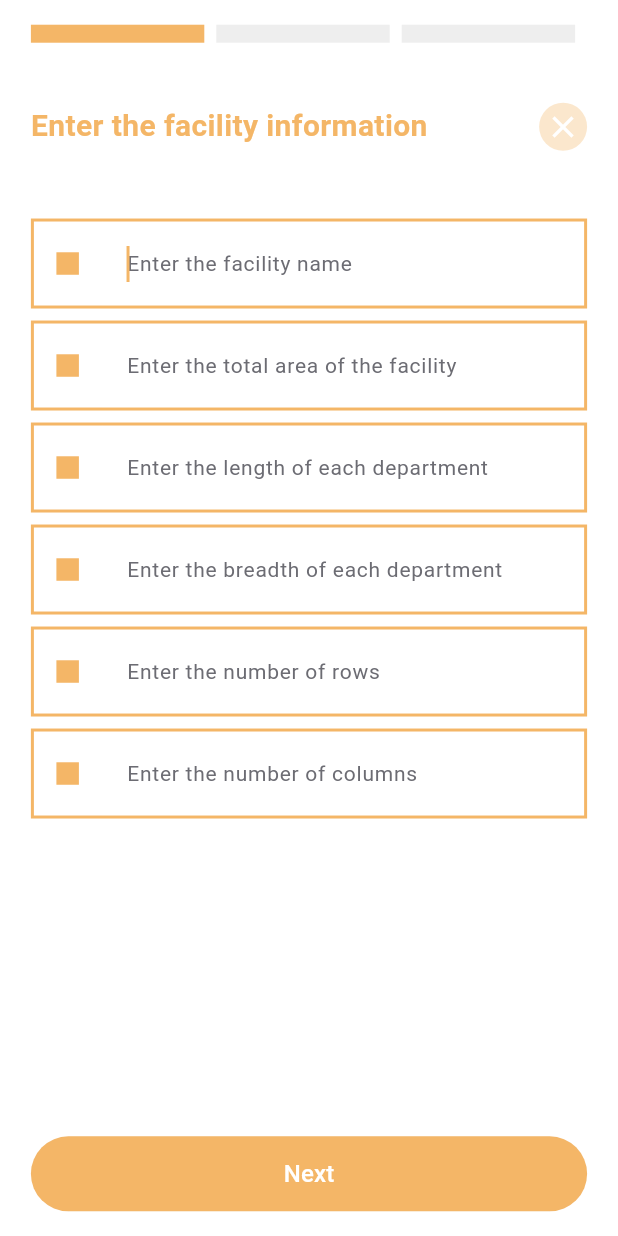
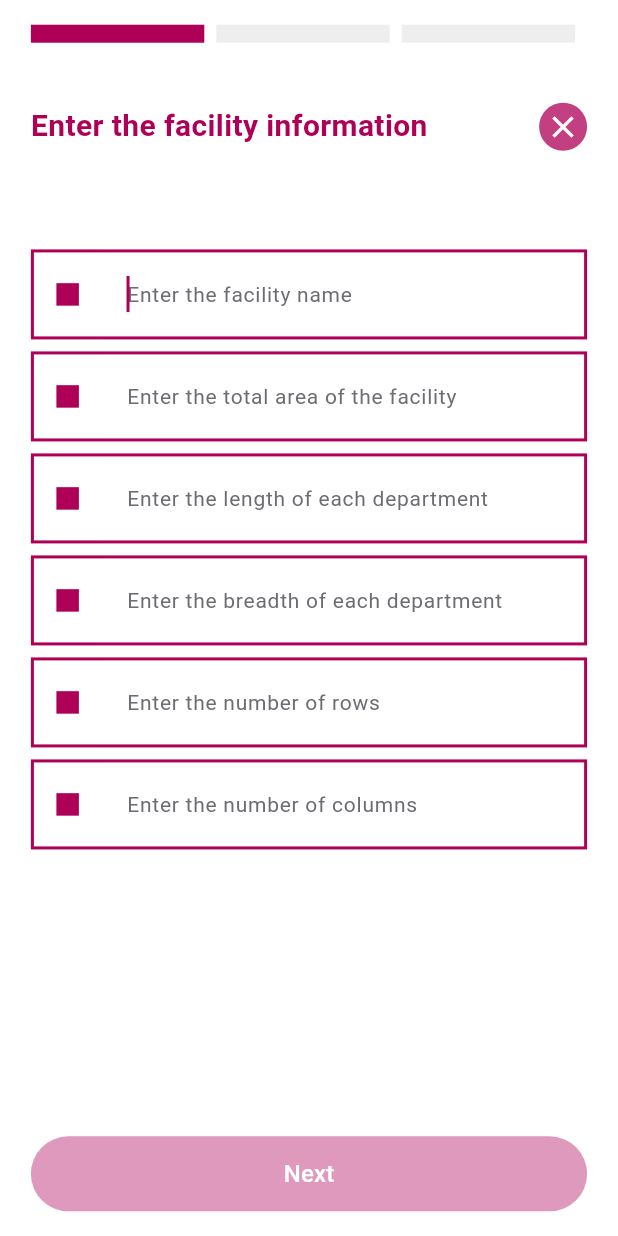
Before and after one commit to certified84/craft, a Flutter app: the InformationScreen screen opened directly, after a tap on "Get Started", on a phone screen of 412 x 824 dp. Run offline on Flutter 3.47's test engine with Material 3 defaults, Android fonts, the phone set to English and light mode, and no system bars; our stand-ins replace flutter_svg, vector_graphics.

Commit message:
@update/Update icons

```diff
--- a/lib/components/unordered_list.dart
+++ b/lib/components/unordered_list.dart
@@ -7,25 +7,28 @@ class UnorderedList extends StatelessWidget {
   @override
   Widget build(BuildContext context) {
     var widgetList = <Widget>[];
-    for (var text in texts) {
-      widgetList.add(UnorderedListItem(text));
+    for (int i = 0; i < texts.length; i++) {
+      widgetList.add(UnorderedListItem(texts[i], i + 1));
       widgetList.add(const SizedBox(height: 8.0));
     }
+    // for (var text in texts) {}
 
     return Column(children: widgetList);
   }
 }
 
 class UnorderedListItem extends StatelessWidget {
-  const UnorderedListItem(this.text, {super.key});
+  const UnorderedListItem(this.text, this.index, {super.key});
   final String text;
+  final int index;
 
   @override
   Widget build(BuildContext context) {
     return Row(
       crossAxisAlignment: CrossAxisAlignment.start,
       children: <Widget>[
-        const Text("• "),
+        // •
+        Text("$index. "),
         Expanded(
           child: Text(
             text,
--- a/lib/screens/information.dart
+++ b/lib/screens/information.dart
@@ -44,7 +44,7 @@ class _InformationScreenState extends State<InformationScreen> {
                 Column(
                   children: [
                     const Text(
-                      "Few things to note before using the application:",
+                      "Few things to note before using the application",
                       style: TextStyle(
                         color: craft_colors.Colors.primary,
                         fontWeight: FontWeight.bold,
@@ -52,14 +52,30 @@ class _InformationScreenState extends State<InformationScreen> {
                       ),
                     ),
                     Container(
-                      padding: const EdgeInsets.only(left: 18, top: 18),
-                      child: const UnorderedList(
-                        [
-                          "The application assumes all the departments in the layout has equal areas. This means that the no of departments times the area of a department equals the total area of the facility or total area of the facility divided by the number of departments equal the area of each department",
-                          "There are no fixed points meaning all departments can be swapped.",
-                        ],
-                      ),
-                    )
+                        padding: const EdgeInsets.only(left: 18, top: 18),
+                        child: const Column(
+                          crossAxisAlignment: CrossAxisAlignment.start,
+                          children: [
+                            Text(
+                              "The application assumes that:",
+                              style: TextStyle(
+                                fontSize: 16,
+                                fontWeight: FontWeight.w500,
+                              ),
+                            ),
+                            SizedBox(height: 16),
+                            UnorderedList(
+                              [
+                                "All the departments in the layout has equal areas.",
+                                "There are no fixed points meaning all departments can be swapped.",
+                                "The facility has a single layout structure.",
+                                "It uses pairwise exchange for swapping between departments.",
+                                "The cost matrix is unity.",
+                                "It swaps based on equal areas."
+                              ],
+                            ),
+                          ],
+                        ))
                   ],
                 ),
                 Column(
--- a/lib/screens/optimization/facility_information.dart
+++ b/lib/screens/optimization/facility_information.dart
@@ -26,6 +26,13 @@ class _FacilityInformationScreenState extends State<FacilityInformationScreen> {
   Widget build(BuildContext context) {
     _deviceHeight = MediaQuery.of(context).size.height;
     _deviceWidth = MediaQuery.of(context).size.width;
+
+    var disabled = (facility.name == null ||
+        facility.totalArea == null ||
+        facility.length == null ||
+        facility.breadth == null ||
+        facility.rows == null ||
+        facility.columns == null);
 
     return Scaffold(
       body: Container(
@@ -83,9 +90,10 @@ class _FacilityInformationScreenState extends State<FacilityInformationScreen> {
                             (Route<dynamic> route) => false,
                           ),
                           child: Container(
-                            decoration: const BoxDecoration(
+                            decoration: BoxDecoration(
                               shape: BoxShape.circle,
-                              color: Color(0xFFFBE7CD),
+                              color:
+                                  craft_colors.Colors.primary.withOpacity(.75),
                             ),
                             padding: const EdgeInsets.all(4),
                             child: const Icon(
@@ -97,6 +105,12 @@ class _FacilityInformationScreenState extends State<FacilityInformationScreen> {
                       ],
                     ),
                     SizedBox(height: _deviceHeight * .05),
+                  ],
+                ),
+                SizedBox(height: _deviceHeight * .025),
+                Expanded(
+                  child: ListView(
+                    children: [
                       FacilityInput(
                         hintText: "Enter the facility name",
                         autofocus: true,
@@ -105,8 +119,8 @@ class _FacilityInformationScreenState extends State<FacilityInformationScreen> {
                       FacilityInput(
                         hintText: "Enter the total area of the facility",
                         autofocus: true,
-                      onChanged: (p0) =>
-                          setState(() => facility.totalArea = double.parse(p0)),
+                        onChanged: (p0) => setState(
+                            () => facility.totalArea = double.parse(p0)),
                       ),
                       FacilityInput(
                         hintText: "Enter the length of each department",
@@ -134,11 +148,16 @@ class _FacilityInformationScreenState extends State<FacilityInformationScreen> {
                       ),
                     ],
                   ),
+                ),
+                const SizedBox(height: 15),
                 defaultButton(
                   width: _deviceWidth,
                   text: "Next",
-                  backgroundColor: craft_colors.Colors.primary,
+                  backgroundColor: disabled
+                      ? craft_colors.Colors.primary.withOpacity(.4)
+                      : craft_colors.Colors.primary,
                   onPressed: () => {
+                    if (!disabled)
                       Navigator.pushNamedAndRemoveUntil(
                         context,
                         FlowMetricInformationScreen.routeName,
--- a/lib/theme/colors.dart
+++ b/lib/theme/colors.dart
@@ -1,7 +1,7 @@
 import 'package:flutter/material.dart';
 
 abstract final class Colors {
-  static const Color primary = Color(0xFFF4B667);
+  static const Color primary = Color(0xFFAE0057);
   static const Color onPrimary = Color(0xFFFFFFFF);
   static const Color primaryContainer = Color(0xFFD1E4FF);
   static const Color onPrimaryContainer = Color(0xFF001D36);
```
Also changed, not shown: 3 other files. Lines whose indentation alone changed are shown as unchanged.
